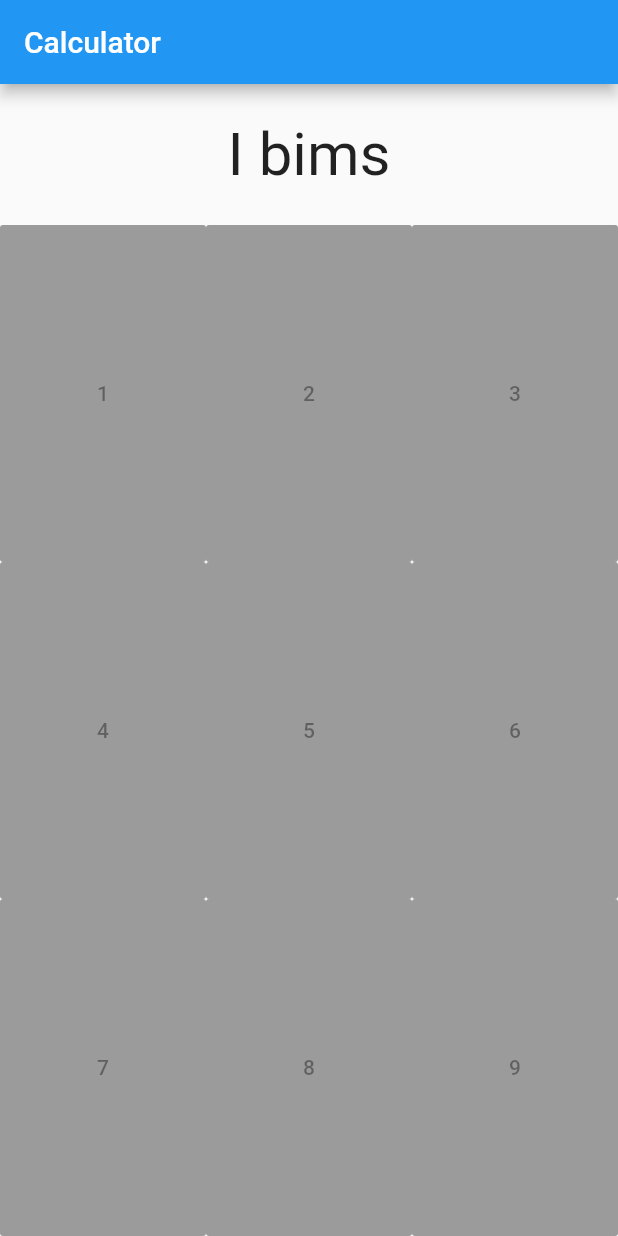
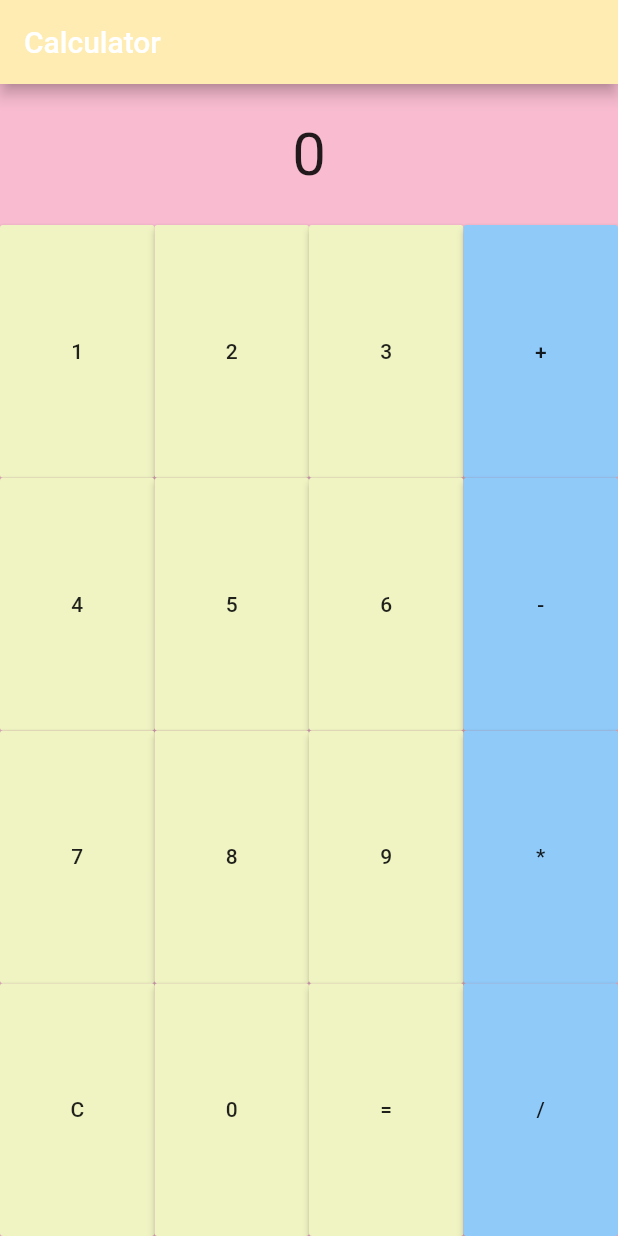
Before and after one commit to mobileappdevhm/calc-Gleydar, a Flutter app: the screen it shows after launch, on a phone screen of 412 x 824 dp. Run offline on Flutter 3.47's test engine with Material 2 defaults, Android fonts, the phone set to English and light mode, and no system bars; our stand-ins replace math_expressions.

Commit message:
Added Eval and improved Layout including colors...

```diff
--- a/lib/calcLayout.dart
+++ b/lib/calcLayout.dart
@@ -1,3 +1,4 @@
+import 'package:calculator/calcLogic.dart';
 import 'package:flutter/material.dart';
 
 class CalcHome extends StatelessWidget {
@@ -6,54 +7,82 @@ class CalcHome extends StatelessWidget {
     return new Scaffold(
         appBar: new AppBar(
           title: new Text('Calculator'),
+          backgroundColor: Colors.amber[100],
         ),
-        body: new CalcLayout());
+        body: new CalcLayout(),
+        backgroundColor: Colors.pink[100],);
   }
 }
 
-class ResultString extends StatefulWidget {
+class CalcLayout extends StatefulWidget {
   @override
-  createState() => new ResultState();
-
+  State<StatefulWidget> createState() => new CalcState();
 }
 
-class ResultState extends State<ResultString> {
-  @override
-  Widget build(BuildContext context) {
-    return new Center(child:
-      new Text("I bims", style: new TextStyle(fontSize: 40.0),)
-      , heightFactor: 2.0,);
-  }
+var _text = "0";
 
-}
-
-class CalcLayout extends StatelessWidget {
-
+class CalcState extends State<CalcLayout> {
   @override
   Widget build(BuildContext context) {
     return new Column(children: getColumns());
   }
 
   List<Widget> getColumns() {
+    var labels = [
+      "1", "2", "3", "+",
+      "4", "5", "6", "-",
+      "7", "8", "9", "*",
+      "C", "0", "=", "/",
+      ""];
+
     List<Widget> list = new List<Widget>();
 
-    list.add(new ResultString());
-    for(int i = 0; i < 3; i++) {
-        list.add(
-            new Expanded(
-                child: new Row(
-                    crossAxisAlignment: CrossAxisAlignment.stretch,
-                    children: new List<Widget>.generate(3, (ind) {
-                      int text = i * 3 + ind + 1;
-          return new Expanded(child:
-            new RaisedButton(
-                onPressed: null,
-                child: new Text('$text')));
-        }))));
+    list.add( new SingleChildScrollView(
+      child: new Center(
+        child: new Text(
+          "$_text",
+          style: new TextStyle(fontSize: 40.0),
+          maxLines: 1,
+        ),
+        heightFactor: 2.0,
+      ),
+      scrollDirection: Axis.horizontal,
+      reverse: true,
+      controller: new ScrollController(),
+    ),
+    );
 
+    void onButton(String label) {
+      setState(() {
+        CalcLogic.doButton(label);
+        _text = CalcLogic.getResult();
+      });
+    }
+
+    for (int i = 0; i < 4; i++) {
+      list.add(
+          new Expanded(
+            child: new Row(
+              crossAxisAlignment: CrossAxisAlignment.stretch,
+              children: new List<Widget>.generate(4, (ind) {
+                var row = labels.sublist(i * 4, i * 4 + 4);
+                var text = row[ind];
+                return new Expanded(
+                    child: new RaisedButton(
+                        onPressed: () {
+                          onButton(text);
+                        },
+                        child: new Text('$text'),
+                        color: ind == 3 ? Colors.blue[200] : Colors.lime[100]
+                    )
+                );
+              }
+                        )
+            )
+          )
+      );
     }
 
     return list;
   }
-
 }
--- a/pubspec.yaml
+++ b/pubspec.yaml
@@ -8,6 +8,7 @@ dependencies:
   # The following adds the Cupertino Icons font to your application.
   # Use with the CupertinoIcons class for iOS style icons.
   cupertino_icons: ^0.1.0
+  math_expressions: ^0.3.0
 
 dev_dependencies:
   flutter_test:
```
Also changed, not shown: lib/calcLogic.dart (added, +26 -0 lines), pubspec.lock, 2 other files.
